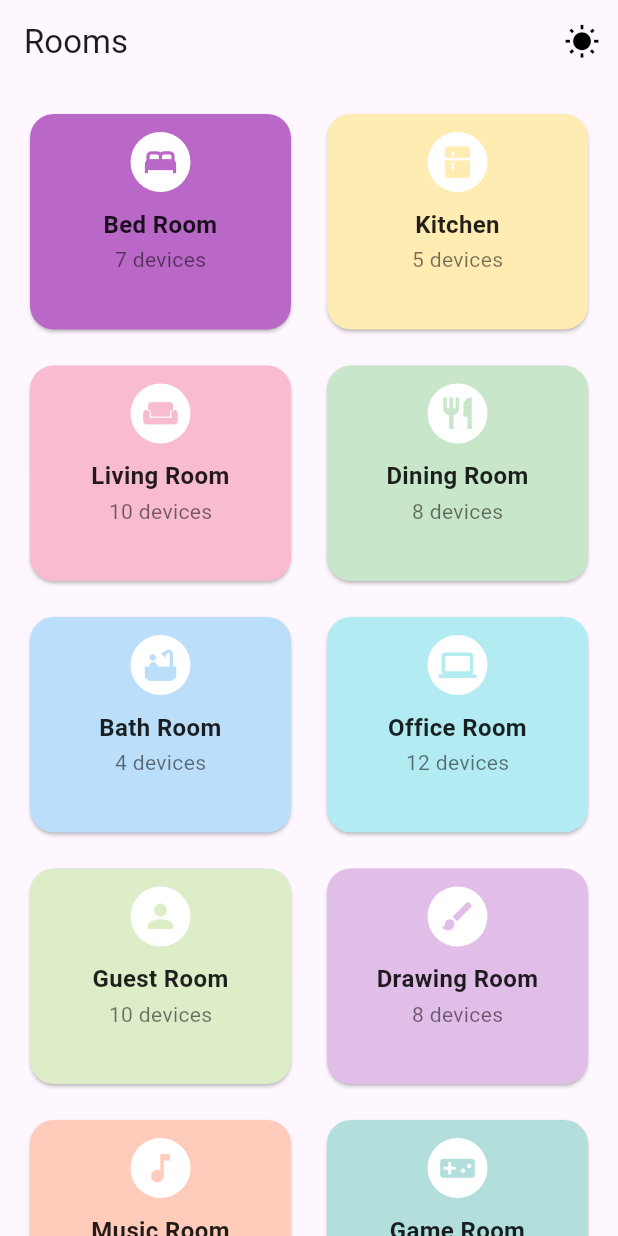
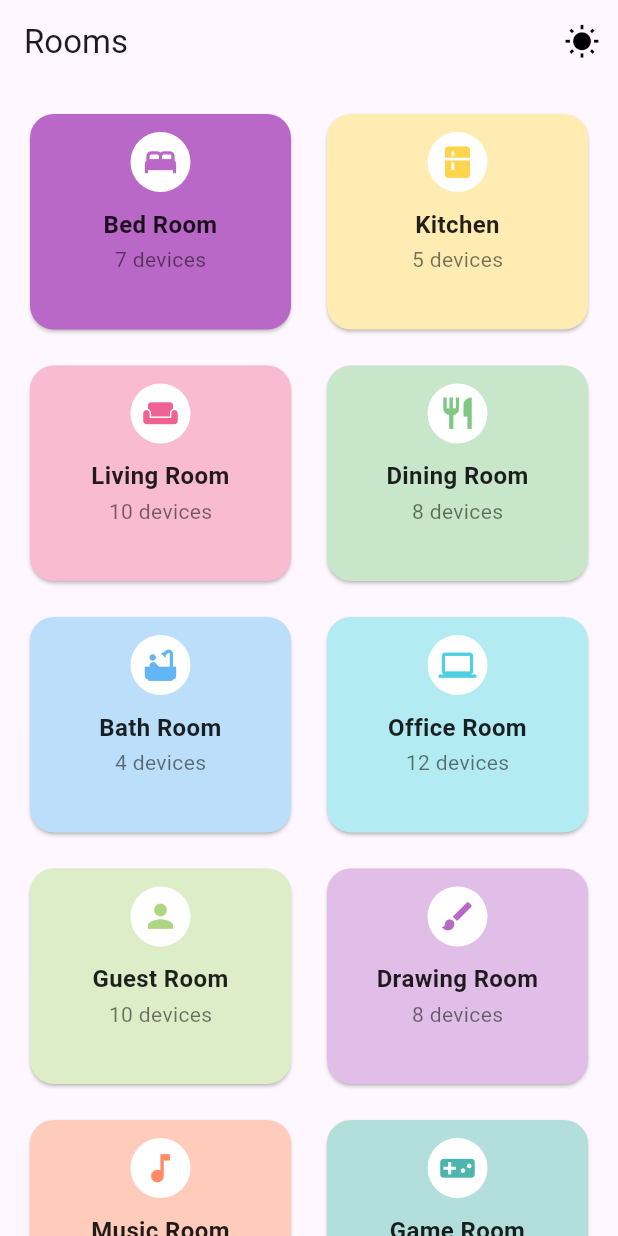
Before and after one commit to fakhrurrizal/tugas_perkuliahan_sesi_4, a Flutter app: the screen it shows after launch, on a phone screen of 412 x 824 dp. Run offline on Flutter 3.47's test engine with Material 3 defaults, Android fonts, the phone set to English and light mode, and no system bars.

```diff
--- a/lib/main.dart
+++ b/lib/main.dart
@@ -5,11 +5,14 @@ void main() {
 }
 
 class MyApp extends StatefulWidget {
+  // Tambahkan 'key' sebagai parameter konstruktur
+  const MyApp({Key? key}) : super(key: key);
+
   @override
-  _MyAppState createState() => _MyAppState();
+  MyAppState createState() => MyAppState(); // Perbaiki dengan class publik
 }
 
-class _MyAppState extends State<MyApp> {
+class MyAppState extends State<MyApp> {
   bool isDarkMode = false;
 
   void toggleTheme() {
@@ -45,61 +48,71 @@ class HomeScreen extends StatelessWidget {
       'name': 'Bed Room',
       'devices': 7,
       'icon': Icons.bed,
-      'color': Colors.purple[300]
+      'color': Colors.purple[300],
+      'background_color': Colors.purple[300]
     },
     {
       'name': 'Kitchen',
       'devices': 5,
       'icon': Icons.kitchen,
-      'color': Colors.amber[100]
+      'color': Colors.amber[300],
+      'background_color': Colors.amber[100]
     },
     {
       'name': 'Living Room',
       'devices': 10,
       'icon': Icons.weekend,
-      'color': Colors.pink[100]
+      'color': Colors.pink[300],
+      'background_color': Colors.pink[100]
     },
     {
       'name': 'Dining Room',
       'devices': 8,
       'icon': Icons.restaurant,
-      'color': Colors.green[100]
+      'color': Colors.green[300],
+      'background_color': Colors.green[100]
     },
     {
       'name': 'Bath Room',
       'devices': 4,
       'icon': Icons.bathtub,
-      'color': Colors.blue[100]
+      'color': Colors.blue[300],
+      'background_color': Colors.blue[100]
     },
     {
       'name': 'Office Room',
       'devices': 12,
       'icon': Icons.computer,
-      'color': Colors.cyan[100]
+      'color': Colors.cyan[300],
+      'background_color': Colors.cyan[100]
     },
     {
       'name': 'Guest Room',
       'devices': 10,
       'icon': Icons.person,
-      'color': Colors.lightGreen[100]
+      'color': Colors.lightGreen[300],
+      'background_color': Colors.lightGreen[100]
     },
     {
       'name': 'Drawing Room',
       'devices': 8,
       'icon': Icons.brush,
-      'color': Colors.purple[100]
+      'color': Colors.purple[300],
+      'background_color': Colors.purple[100]
     },
     {
       'name': 'Music Room',
       'devices': 6,
       'icon': Icons.music_note,
-      'color': Colors.deepOrange[100]
+      'color': Colors.deepOrange[300],
+      'background_color': Colors.deepOrange[100]
     },
     {
       'name': 'Game Room',
       'devices': 7,
       'icon': Icons.videogame_asset,
-      'color': Colors.teal[100]
+      'color': Colors.teal[300],
+      'background_color': Colors.teal[100]
     },
   ];
 
@@ -130,7 +143,7 @@ class HomeScreen extends StatelessWidget {
         itemBuilder: (context, index) {
           final room = roomData[index];
           return Card(
-            color: room['color'],
+            color: room['background_color'],
             shape: RoundedRectangleBorder(
               borderRadius: BorderRadius.circular(16),
             ),
```
